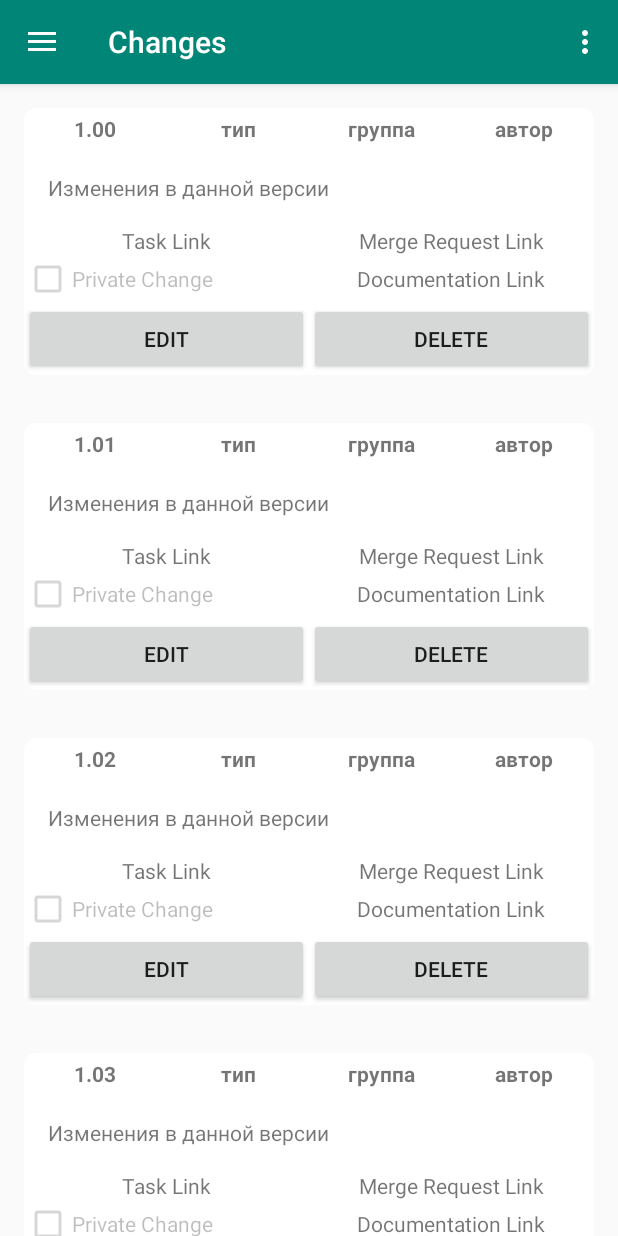
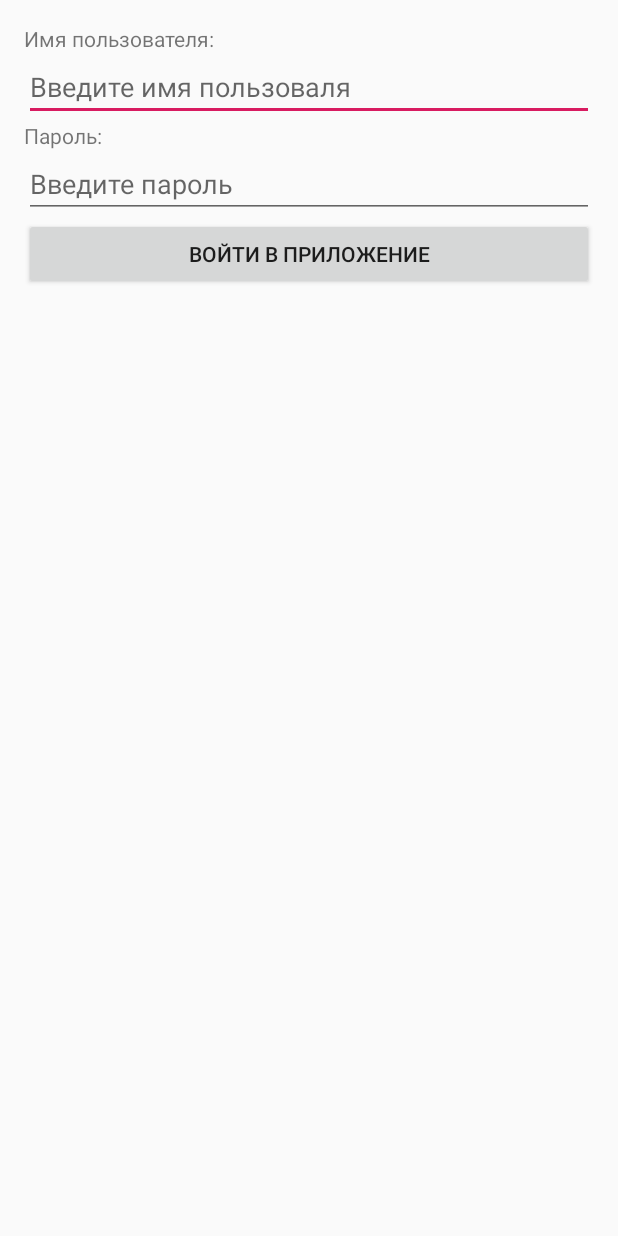
Before and after one commit to DenisBarbar/ChangeLoggerGIT, an Android app: the screen it shows after launch (MainActivity before the commit, LoginActivity after it), on a phone screen of 412 x 824 dp. Run offline under Robolectric (Android 15) with nearby library versions, the phone set to English and light mode, and no system bars.

Commit message:
Login page error

```diff
--- /dev/null
+++ b/ChangeLogger/app/src/main/java/com/fast_report/changelogger/LoginActivity.java
@@ -0,0 +1,26 @@
+package com.fast_report.changelogger;
+
+import android.content.Intent;
+import android.os.Bundle;
+import android.support.v7.app.AppCompatActivity;
+import android.view.View;
+import android.widget.Button;
+
+public class LoginActivity extends AppCompatActivity  {
+
+    private Button mLoginButton;
+    @Override
+    protected void onCreate(Bundle savedInstanceState) {
+        super.onCreate(savedInstanceState);
+        setContentView(R.layout.activity_login);
+
+        mLoginButton = (Button) findViewById(R.id.login_button);
+        mLoginButton.setOnClickListener(new View.OnClickListener() {
+            @Override
+            public void onClick(View v) {
+                Intent intent = new Intent(LoginActivity.this, MainActivity.class);
+                startActivity(intent);
+            }
+        });
+    }
+}
--- /dev/null
+++ b/ChangeLogger/app/src/main/res/layout/activity_login.xml
@@ -0,0 +1,41 @@
+<?xml version="1.0" encoding="utf-8"?>
+<LinearLayout xmlns:android="http://schemas.android.com/apk/res/android"
+    android:layout_width="match_parent"
+    android:layout_height="match_parent"
+    android:orientation="vertical"
+    android:padding="16dp">
+
+    <TextView
+        android:id="@+id/username_label"
+        android:layout_width="match_parent"
+        android:layout_height="wrap_content"
+        android:text="@string/username_label_text" />
+
+    <EditText
+        android:id="@+id/username_field"
+        android:layout_width="match_parent"
+        android:layout_height="wrap_content"
+        android:ems="10"
+        android:hint="@string/username_field_hint"
+        android:inputType="textPersonName" />
+
+    <TextView
+        android:id="@+id/password_label"
+        android:layout_width="match_parent"
+        android:layout_height="wrap_content"
+        android:text="@string/password_label_text" />
+
+    <EditText
+        android:id="@+id/password_field"
+        android:layout_width="match_parent"
+        android:layout_height="wrap_content"
+        android:ems="10"
+        android:hint="@string/password_field_hint"
+        android:inputType="textPersonName" />
+
+    <Button
+        android:id="@+id/login_button"
+        android:layout_width="match_parent"
+        android:layout_height="wrap_content"
+        android:text="@string/login_button_text" />
+</LinearLayout>
--- a/ChangeLogger/app/src/main/res/values/strings.xml
+++ b/ChangeLogger/app/src/main/res/values/strings.xml
@@ -48,5 +48,23 @@
         <item>Product 4</item>
         <item>Product 5</item>
     </string-array>
+    <string name="title_activity_login">ChangeLogger</string>
+    <!-- Strings related to login -->
+    <string name="prompt_email">Email</string>
+    <string name="prompt_password">Password (optional)</string>
+    <string name="action_sign_in">Sign in or register</string>
+    <string name="action_sign_in_short">Sign in</string>
+    <string name="error_invalid_email">This email address is invalid</string>
+    <string name="error_invalid_password">This password is too short</string>
+    <string name="error_incorrect_password">This password is incorrect</string>
+    <string name="error_field_required">This field is required</string>
+    <string name="permission_rationale">"Contacts permissions are needed for providing email
+        completions."
+    </string>
+    <string name="username_label_text">Имя пользователя:</string>
+    <string name="password_label_text">Пароль:</string>
+    <string name="username_field_hint">Введите имя пользоваля</string>
+    <string name="password_field_hint">Введите пароль</string>
+    <string name="login_button_text">Войти в приложение</string>
 
 </resources>
```
Also changed, not shown: ChangeLogger/app/src/main/AndroidManifest.xml (+8 -3 lines), ChangeLogger/app/src/main/java/com/fast_report/changelogger/ChangesListFragment.java (+25 -4 lines).
